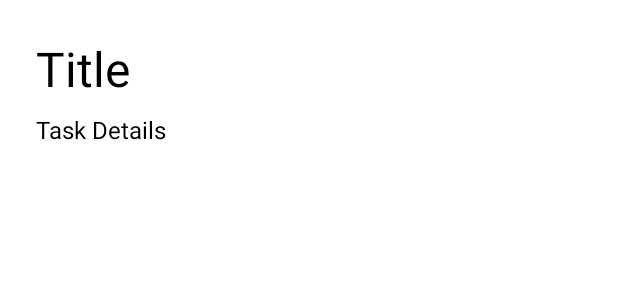
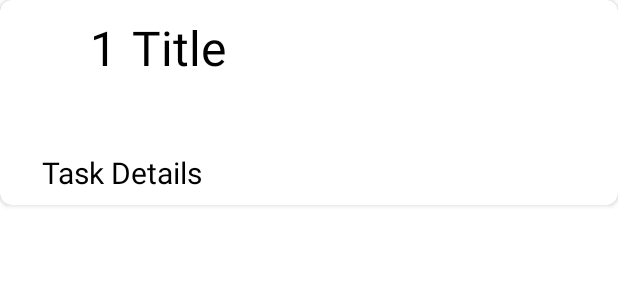
Before and after one commit to oyeraghib/TaskMe-App, an Android app: the layout list_item_task.xml on its own in the app's theme, with its tools: preview values and no code run, on a phone screen of 412 x 824 dp. Shown: the top 300 px of the screen. Run offline under Robolectric (Android 15) with nearby library versions, the phone set to English and light mode, and no system bars; Roboto replaces fonts that are not available here.

Commit message:
update UI

```diff
--- a/app/build.gradle
+++ b/app/build.gradle
@@ -69,6 +69,11 @@ dependencies {
     implementation 'org.jetbrains.kotlinx:kotlinx-coroutines-android:1.5.1'
     implementation "androidx.core:core-ktx:1.6.0"
 
+    //CardView
+    implementation "androidx.cardview:cardview:1.0.0"
+
+
+
 
 
 }
--- a/app/src/main/java/com/example/taskme/ui/home/TaskRecyclerAdapter.kt
+++ b/app/src/main/java/com/example/taskme/ui/home/TaskRecyclerAdapter.kt
@@ -30,9 +30,9 @@ class TaskRecyclerAdapter : RecyclerView.Adapter<TaskRecyclerAdapter.TaskViewHol
     override fun onBindViewHolder(holder: TaskViewHolder, position: Int) {
         val currentTask = taskList[position]
 
-
+        holder.binding.tvId.text = currentTask.id.toString()
         holder.binding.tvTitle.text = currentTask.title
-        holder.binding.tvTask.text = currentTask.task
+        holder.binding.tvTaskDetails.text = currentTask.task
 
         holder.itemView.taskItem.setOnClickListener{
             val action = TaskHomeFragmentDirections.actionHomeToUpdate(currentTask)
--- a/app/src/main/res/layout/list_item_task.xml
+++ b/app/src/main/res/layout/list_item_task.xml
@@ -1,39 +1,66 @@
 <?xml version="1.0" encoding="utf-8"?>
-<androidx.constraintlayout.widget.ConstraintLayout xmlns:android="http://schemas.android.com/apk/res/android"
+<androidx.cardview.widget.CardView xmlns:android="http://schemas.android.com/apk/res/android"
     xmlns:tools="http://schemas.android.com/tools"
     xmlns:app="http://schemas.android.com/apk/res-auto"
     android:orientation="vertical"
     android:layout_width="match_parent"
     android:layout_height="wrap_content"
-    tools:ignore="MissingConstraints"
-    android:padding="24dp"
+    app:cardCornerRadius="8dp"
+    android:elevation="3dp"
     android:id="@+id/taskItem"
     >
 
+  <LinearLayout
+      android:layout_width="match_parent"
+      android:layout_height="wrap_content"
+      android:orientation="vertical"
+      >
+
+    <LinearLayout
+        android:layout_width="match_parent"
+        android:layout_height="wrap_content"
+        android:orientation="horizontal"
+        >
+
+      <TextView
+          android:id="@+id/tvId"
+          android:layout_width="wrap_content"
+          android:layout_height="wrap_content"
+          android:textColor="@color/black"
+          tools:text="1"
+          android:layout_marginRight="10dp"
+          android:textSize="32sp"
+          android:layout_marginLeft="60dp"
+          android:layout_marginTop="10dp"
+          />
 
       <TextView
           android:id="@+id/tvTitle"
           android:layout_width="wrap_content"
           android:layout_height="wrap_content"
-      android:text="Title"
+          tools:text="Title"
           android:textColor="@color/black"
           android:gravity="center"
-      app:layout_constraintStart_toStartOf="parent"
-      app:layout_constraintTop_toTopOf="parent"
           android:textSize="32sp"
           android:fontFamily="@font/scada_bold"
+          android:layout_marginTop="10dp"
           />
+    </LinearLayout>
+
     <TextView
-      android:id="@+id/tvTask"
-      android:layout_width="wrap_content"
+        android:id="@+id/tvTaskDetails"
+        android:layout_width="match_parent"
         android:layout_height="wrap_content"
-      android:text="Task Details"
+        tools:text="Task Details"
         android:textColor="@color/black"
-      app:layout_constraintTop_toBottomOf="@+id/tvTitle"
-      app:layout_constraintBottom_toBottomOf="parent"
-      android:layout_marginTop="8dp"
-      app:layout_constraintStart_toStartOf="parent"
-      android:textSize="16sp"
+        android:layout_marginTop="40dp"
+        android:textSize="20sp"
+        android:padding="8dp"
+        android:layout_marginLeft="20dp"
+        android:layout_marginRight="20dp"
         />
 
-</androidx.constraintlayout.widget.ConstraintLayout>
+  </LinearLayout>
+
+
+</androidx.cardview.widget.CardView>
--- a/app/src/main/res/values-night/themes.xml
+++ b/app/src/main/res/values-night/themes.xml
@@ -2,7 +2,7 @@
   <!-- Base application theme. -->
   <style name="Theme.TaskMe" parent="Theme.MaterialComponents.DayNight.DarkActionBar">
     <!-- Primary brand color. -->
-    <item name="colorPrimary">@color/purple_200</item>
+    <item name="colorPrimary">@color/color_red</item>
     <item name="colorPrimaryVariant">@color/purple_700</item>
     <item name="colorOnPrimary">@color/black</item>
     <!-- Secondary brand color. -->
--- a/app/src/main/res/values/colors.xml
+++ b/app/src/main/res/values/colors.xml
@@ -7,4 +7,5 @@
   <color name="teal_700">#FF018786</color>
   <color name="black">#FF000000</color>
   <color name="white">#FFFFFFFF</color>
+  <color name="color_red">#B00020</color>
 </resources>
--- a/app/src/main/res/values/themes.xml
+++ b/app/src/main/res/values/themes.xml
@@ -2,7 +2,7 @@
   <!-- Base application theme. -->
   <style name="Theme.TaskMe" parent="Theme.MaterialComponents.DayNight.DarkActionBar">
     <!-- Primary brand color. -->
-    <item name="colorPrimary">@color/purple_500</item>
+    <item name="colorPrimary">@color/color_red</item>
     <item name="colorPrimaryVariant">@color/purple_700</item>
     <item name="colorOnPrimary">@color/white</item>
     <!-- Secondary brand color. -->
```
Lines whose indentation alone changed are shown as unchanged.
